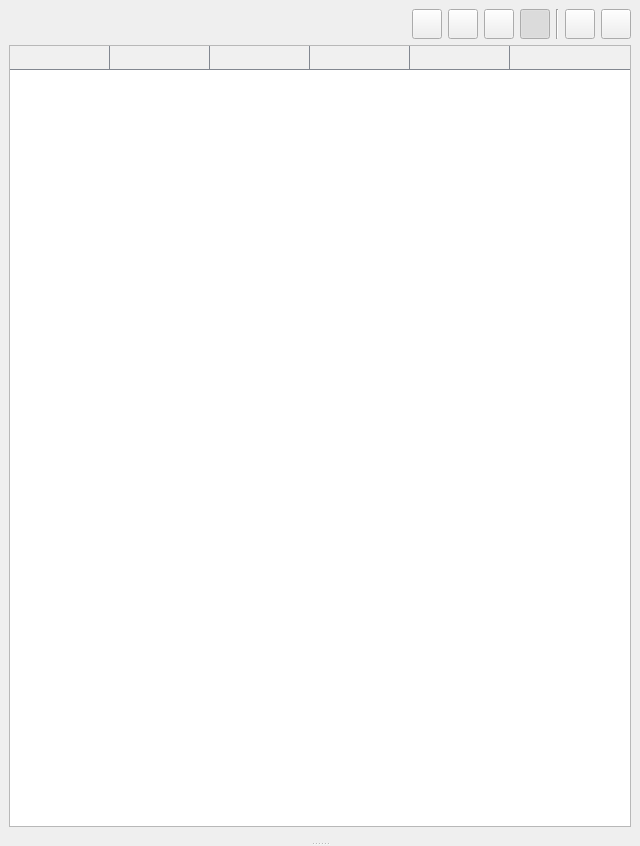
Qt form python/qt/ui/main_window.ui (robertapplin/N-Body-Simulations) before a commit.
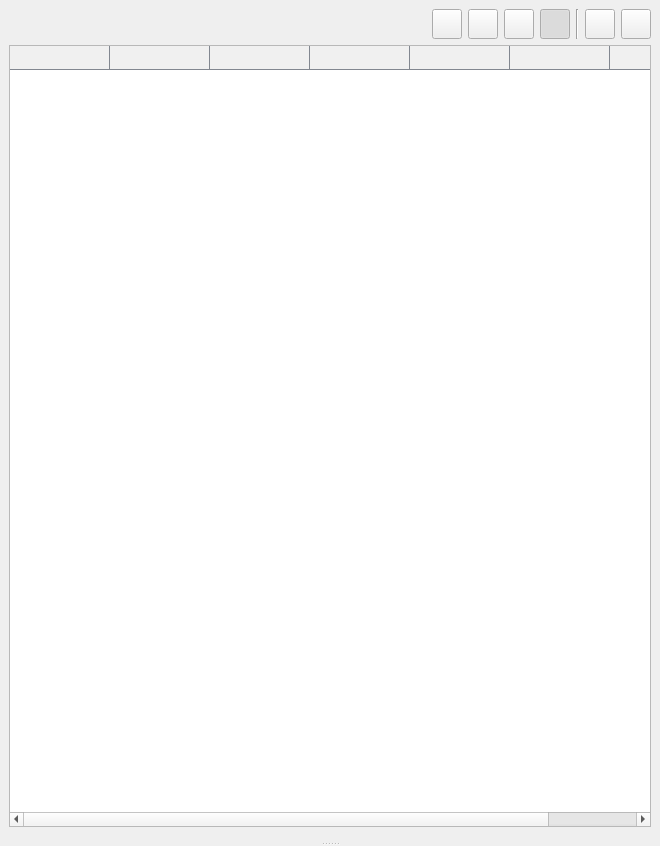
The same form after that commit.

Commit message: Add column for body colour.

What changed in the file:
```diff
--- a/python/qt/ui/main_window.ui
+++ b/python/qt/ui/main_window.ui
@@ -6,7 +6,7 @@
    <rect>
     <x>0</x>
     <y>0</y>
-    <width>640</width>
+    <width>660</width>
     <height>846</height>
    </rect>
   </property>
@@ -158,6 +158,11 @@
             <string/>
            </property>
           </column>
+          <column>
+           <property name="text">
+            <string/>
+           </property>
+          </column>
          </widget>
         </item>
         <item row="0" column="7">
```
The commit also changes 2 other files.
